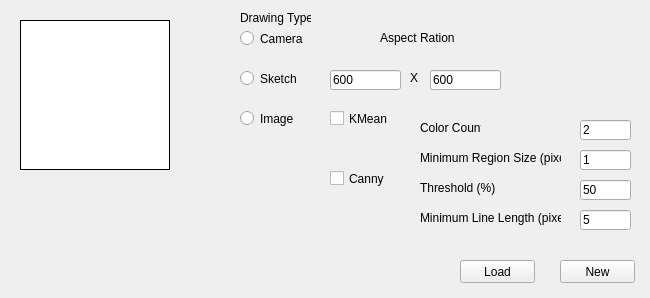
Above: BobRoss/StartWindow.ui from dongbu/painterRHIT before the change. Below: the same form after it.
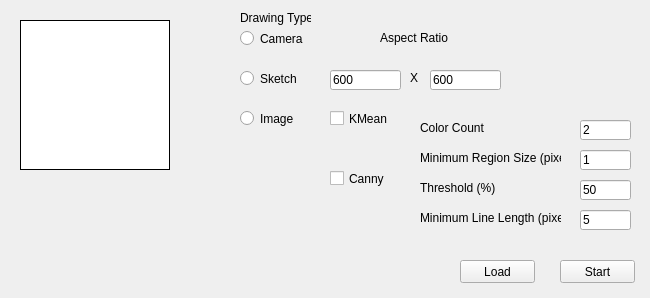
That is the form after the change.

What changed in the file:
```diff
--- a/BobRoss/StartWindow.ui
+++ b/BobRoss/StartWindow.ui
@@ -23,7 +23,7 @@
     </rect>
    </property>
    <property name="text">
-    <string>New</string>
+    <string>Start</string>
    </property>
   </widget>
   <widget class="QPushButton" name="loadButton">
@@ -153,7 +153,7 @@
     </rect>
    </property>
    <property name="text">
-    <string>Aspect Ration</string>
+    <string>Aspect Ratio</string>
    </property>
   </widget>
   <widget class="QFrame" name="example">
@@ -195,7 +195,7 @@
     <rect>
      <x>420</x>
      <y>120</y>
-     <width>61</width>
+     <width>91</width>
      <height>16</height>
     </rect>
    </property>
```
